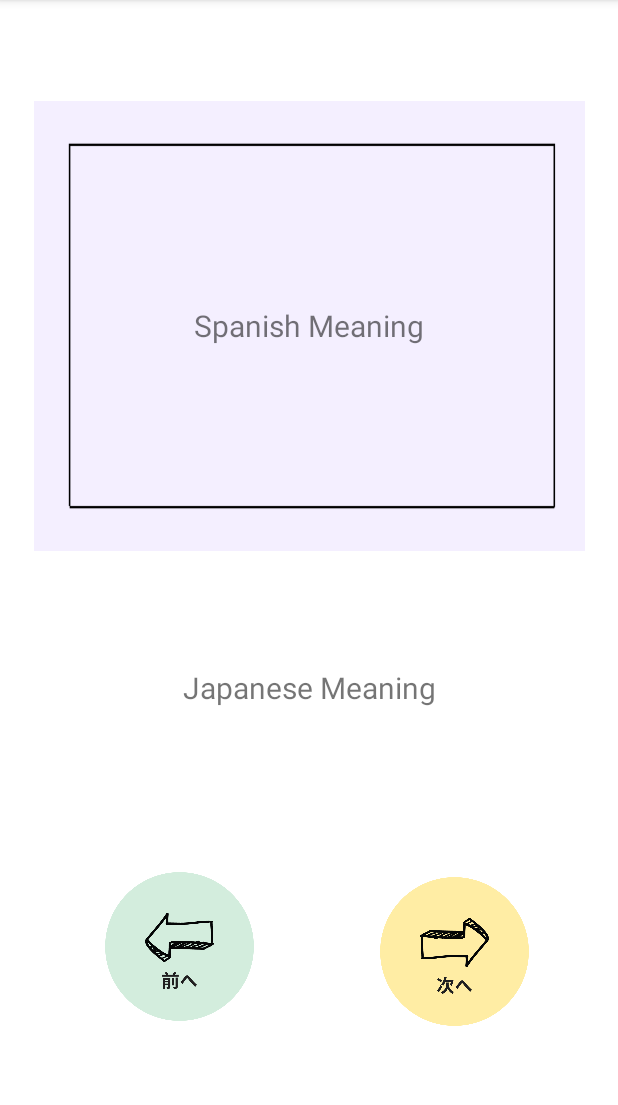
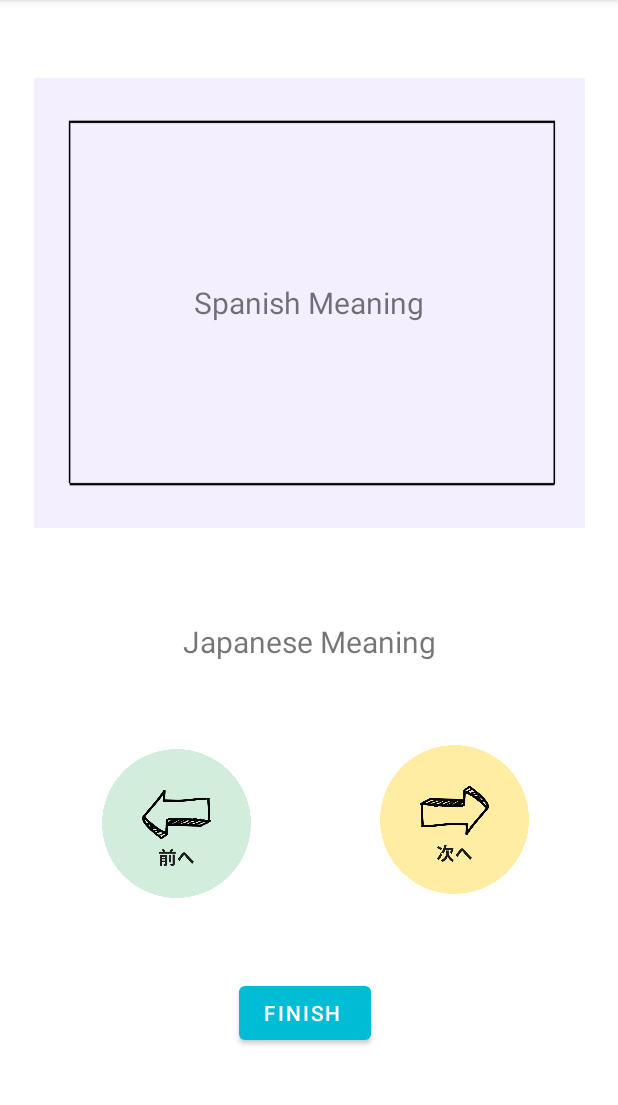
Before and after one commit to MontoyaYai/esupanoru, an Android app: the Practice screen opened directly, with no data from a screen before it, on a phone screen of 412 x 824 dp, the part 84-1189 px from its top. Run offline under Robolectric (Android 15) with nearby library versions, the light colour scheme and no system bars; 2 statements that could not run were skipped.

Commit message:
APPLY　finish

```diff
--- a/app/src/main/java/com/example/esupanoru/Practice.java
+++ b/app/src/main/java/com/example/esupanoru/Practice.java
@@ -5,6 +5,7 @@ import androidx.appcompat.app.AppCompatActivity;
 import android.content.Intent;
 import android.os.Bundle;
 import android.view.View;
+import android.widget.Button;
 import android.widget.TextView;
 import android.widget.Toast;
 
@@ -20,6 +21,7 @@ public class Practice extends AppCompatActivity {
 
         TextView spanish= findViewById(R.id.test_question);
         TextView japanese= findViewById(R.id.japaneseMeaning);
+        Button finishButton= findViewById(R.id.finishButton);
 
         Intent intent= getIntent();
         int option= intent.getIntExtra("OPTION",0);
@@ -47,10 +49,10 @@ public class Practice extends AppCompatActivity {
         next.setOnClickListener(new View.OnClickListener() {
             @Override
             public void onClick(View v) {
+                finalCourse.checkCount(true);
                 japanese.setText(finalCourse.getJapanese(finalCourse.count));
                 spanish.setText(finalCourse.getSpanish(finalCourse.count));
-                finalCourse.checkCount(true);
-
+//                finalCourse.checkCount(true);
 
 //                Toast.makeText(Practice.this, "次", Toast.LENGTH_SHORT).show();
             }
@@ -58,14 +60,21 @@ public class Practice extends AppCompatActivity {
         back.setOnClickListener(new View.OnClickListener() {
             @Override
             public void onClick(View v) {
+                finalCourse.checkCount(false);
                 japanese.setText(finalCourse.getJapanese(finalCourse.count));
                 spanish.setText(finalCourse.getSpanish(finalCourse.count));
-                finalCourse.checkCount(false);
+//                finalCourse.checkCount(false);
             }
         });
         japanese.setText(finalCourse.getJapanese(finalCourse.count));
         spanish.setText(finalCourse.getSpanish(finalCourse.count));
 
-
+        finishButton.setOnClickListener(new View.OnClickListener() {
+            @Override
+            public void onClick(View view) {
+                Intent categoryIntent = new Intent(getApplicationContext(), category.class);
+                startActivity(categoryIntent);
+            }
+        });
     }
 }
--- a/app/src/main/res/layout/activity_practice.xml
+++ b/app/src/main/res/layout/activity_practice.xml
@@ -34,11 +34,27 @@
         android:id="@+id/back"
         android:layout_width="115dp"
         android:layout_height="135dp"
-        android:layout_marginStart="62dp"
-        android:layout_marginBottom="69dp"
+        android:layout_marginStart="60dp"
+        android:layout_marginTop="31dp"
+        android:layout_marginBottom="152dp"
         app:layout_constraintBottom_toBottomOf="parent"
         app:layout_constraintStart_toStartOf="parent"
+        app:layout_constraintTop_toBottomOf="@+id/japaneseMeaning"
         app:srcCompat="@drawable/back" />
+
+    <Button
+        android:id="@+id/finishButton"
+        android:layout_width="wrap_content"
+        android:layout_height="wrap_content"
+        android:layout_marginStart="156dp"
+        android:layout_marginTop="9dp"
+        android:layout_marginEnd="161dp"
+        android:layout_marginBottom="43dp"
+        android:text="Finish "
+        app:layout_constraintBottom_toBottomOf="parent"
+        app:layout_constraintEnd_toEndOf="parent"
+        app:layout_constraintStart_toStartOf="parent"
+        app:layout_constraintTop_toBottomOf="@+id/back" />
 
     <ImageView
         android:id="@+id/next"
@@ -46,10 +62,10 @@
         android:layout_height="131dp"
         android:layout_marginStart="68dp"
         android:layout_marginEnd="51dp"
-        android:layout_marginBottom="68dp"
+        android:layout_marginBottom="156dp"
         app:layout_constraintBottom_toBottomOf="parent"
         app:layout_constraintEnd_toEndOf="parent"
-        app:layout_constraintHorizontal_bias="0.0"
+        app:layout_constraintHorizontal_bias="1.0"
         app:layout_constraintStart_toEndOf="@+id/back"
         app:srcCompat="@drawable/next" />
 
@@ -59,11 +75,12 @@
         android:layout_height="46dp"
         android:layout_marginStart="62dp"
         android:layout_marginEnd="62dp"
-        android:layout_marginBottom="82dp"
+        android:layout_marginBottom="30dp"
         android:gravity="center|center_horizontal"
         android:text="@string/japaneseM"
         android:textSize="20sp"
-        app:layout_constraintBottom_toTopOf="@+id/back"
+        app:layout_constraintBottom_toTopOf="@+id/next"
         app:layout_constraintEnd_toEndOf="parent"
         app:layout_constraintStart_toStartOf="parent" />
+
 </androidx.constraintlayout.widget.ConstraintLayout>
```
Also changed, not shown: app/src/main/java/com/example/esupanoru/score.java (+13 -0 lines), app/src/main/java/com/example/esupanoru/test.java (+30 -31 lines), app/src/main/res/layout/activity_score.xml (+23 -0 lines), app/src/main/res/layout/activity_test.xml (+7 -16 lines), app/src/main/res/drawable/scoreimg.png (added).
